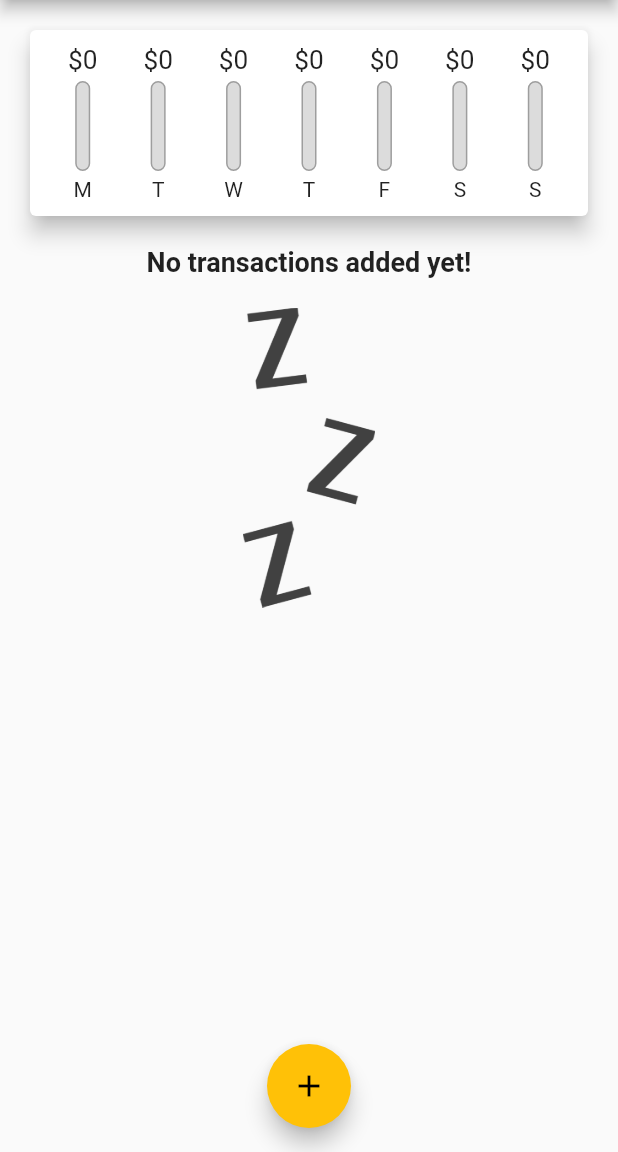
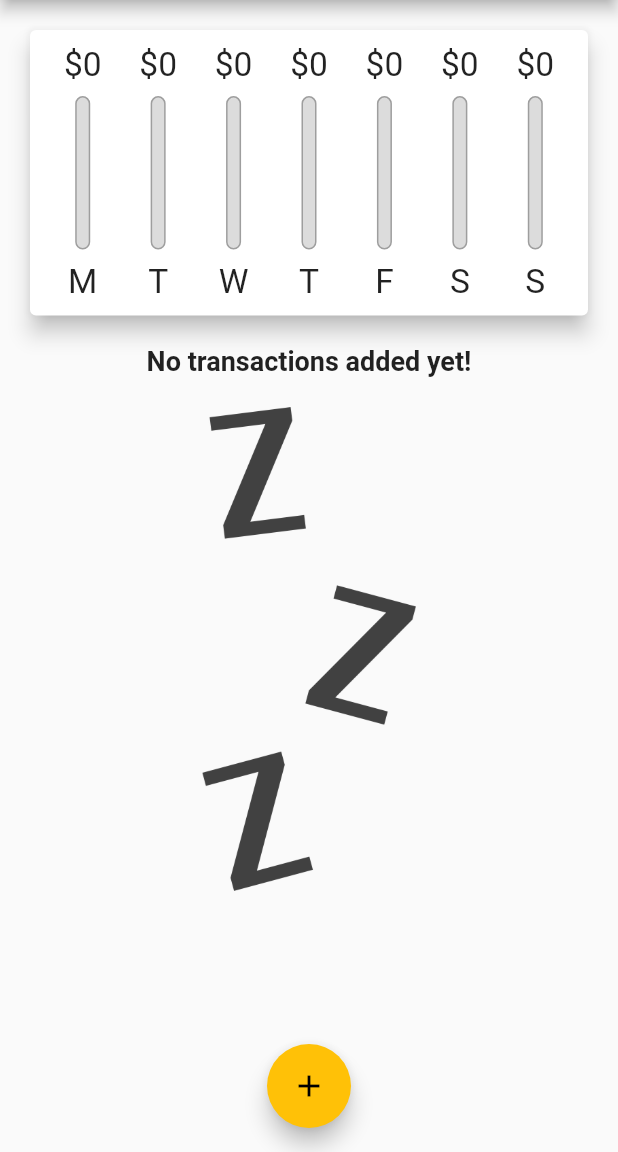
Before and after one commit to mahin1995/flutter_udemy_project2, a Flutter app: the screen it shows after launch, on a phone screen of 412 x 824 dp, the part 84-1236 px from its top. Run offline on Flutter 3.47's test engine with Material 2 defaults, Android fonts, the phone set to English and light mode, and no system bars; Roboto replaces fonts that are missing (OpenSans).

Commit message:
from office pc

```diff
--- a/lib/main.dart
+++ b/lib/main.dart
@@ -1,11 +1,20 @@
+import 'dart:io';
+
 import 'package:flutter/material.dart';
+// import 'package:flutter/services.dart';
+
+
 import './widgets/chart.dart';
-
 import './widgets/new_transaction.dart';
 import './widgets/transaction_list.dart';
 import './model/transaction.dart';
 
-void main() => runApp(MyApp());
+void main() {
+  // WidgetsFlutterBinding.ensureInitialized();
+  // SystemChrome.setPreferredOrientations(
+  //     [DeviceOrientation.portraitUp, DeviceOrientation.portraitUp]);
+  runApp(MyApp());
+}
 
 class MyApp extends StatelessWidget {
   @override
@@ -23,8 +32,7 @@ class MyApp extends StatelessWidget {
                 fontWeight: FontWeight.bold,
                 fontSize: 18,
               ),
-                button: TextStyle(color: Colors.white)
-              ),
+              button: TextStyle(color: Colors.white)),
           appBarTheme: AppBarTheme(
             textTheme: ThemeData.light().textTheme.copyWith(
                   title: TextStyle(
@@ -61,12 +69,16 @@ class _MyHomePageState extends State<MyHomePage> {
     //   date: DateTime.now(),
     // ),
   ];
-
+  bool _showChart = false;
 
   List<Transaction>? get _recentTransactions {
     return _userTransactions.where((tx) {
       // assert(tx != null);
-        return tx.date.isAfter(DateTime.now().subtract(Duration(days: 7),),);
+      return tx.date.isAfter(
+        DateTime.now().subtract(
+          Duration(days: 7),
+        ),
+      );
     }).toList();
   }
 
@@ -87,6 +99,7 @@ List<Transaction>? get _recentTransactions {
     showModalBottomSheet(
       context: ctx,
       builder: (_) {
+
         return GestureDetector(
           onTap: () {},
           child: NewTransaction(_addNewTransaction),
@@ -95,16 +108,17 @@ List<Transaction>? get _recentTransactions {
       },
     );
   }
-  void _deleteTransaction(String id){
+
+  void _deleteTransaction(String id) {
     setState(() {
-      _userTransactions.removeWhere((tx) =>tx.id==id );
+      _userTransactions.removeWhere((tx) => tx.id == id);
     });
   }
 
   @override
   Widget build(BuildContext context) {
-    return Scaffold(
-      appBar: AppBar(
+    final _isLandscape = MediaQuery.of(context).orientation == Orientation.landscape;
+    final appBar = AppBar(
       title: Text(
         'Personal Expenses',
       ),
@@ -114,14 +128,49 @@ List<Transaction>? get _recentTransactions {
           onPressed: () => _startAddNewTransaction(context),
         ),
       ],
-      ),
+    );
+    final txListWidget = Container(
+      child: TransactionList(_userTransactions, _deleteTransaction),
+      height:
+          (MediaQuery.of(context).size.height - appBar.preferredSize.height - MediaQuery.of(context).padding.top) * 0.7,
+    );
+    final chartList = Container(
+      child: Chart(_recentTransactions!),
+      height:
+          (MediaQuery.of(context).size.height - appBar.preferredSize.height - MediaQuery.of(context).padding.top) * 0.7,
+    );
+    return Scaffold(
+      appBar: appBar,
       body: SingleChildScrollView(
         child: Column(
           // mainAxisAlignment: MainAxisAlignment.start,
           crossAxisAlignment: CrossAxisAlignment.stretch,
           children: <Widget>[
-            Chart(_recentTransactions!),
-            TransactionList(_userTransactions,_deleteTransaction),
+            if (_isLandscape)
+              Row(
+                children: [
+                  Text('Show chart'),
+                  Switch.adaptive(
+                      activeColor: Theme.of(context).accentColor,
+                      value: _showChart,
+                      onChanged: (val) {
+                        setState(() {
+                          _showChart = val;
+                        });
+                      })
+                ],
+                mainAxisAlignment: MainAxisAlignment.center,
+              ),
+            if (!_isLandscape)
+              Container(
+                child: Chart(_recentTransactions!),
+                height: (MediaQuery.of(context).size.height -
+                        appBar.preferredSize.height -
+                        MediaQuery.of(context).padding.top) *
+                    0.3,
+              ),
+            if (!_isLandscape) txListWidget,
+            if (_isLandscape) _showChart ? chartList : txListWidget
           ],
         ),
       ),
--- a/lib/widgets/chart_bar.dart
+++ b/lib/widgets/chart_bar.dart
@@ -9,19 +9,20 @@ class ChartBar extends StatelessWidget {
 
   @override
   Widget build(BuildContext context) {
+    return LayoutBuilder(builder: (ctx, constraint) {
       return Column(
         children: <Widget>[
           Container(
-          height: 20,
+            height: constraint.maxHeight * 0.15,
             child: FittedBox(
               child: Text('\$${spendingAmount.toStringAsFixed(0)}'),
             ),
           ),
           SizedBox(
-          height: 4,
+            height: constraint.maxHeight * 0.05,
           ),
           Container(
-          height: 60,
+            height: constraint.maxHeight * 0.6,
             width: 10,
             child: Stack(
               children: <Widget>[
@@ -45,10 +46,14 @@ class ChartBar extends StatelessWidget {
             ),
           ),
           SizedBox(
-          height: 4,
+            height: constraint.maxHeight * 0.05,
           ),
-        Text(label),
+          Container(
+            child: FittedBox(child: Text(label)),
+            height: constraint.maxHeight * 0.15,
+          ),
         ],
       );
+    });
   }
 }
--- a/lib/widgets/new_transaction.dart
+++ b/lib/widgets/new_transaction.dart
@@ -58,10 +58,11 @@ class _NewTransactionState extends State<NewTransaction> {
 
   @override
   Widget build(BuildContext context) {
-    return Card(
+    return SingleChildScrollView(
+      child: Card(
         elevation: 5,
         child: Container(
-        padding: EdgeInsets.all(10),
+          padding: EdgeInsets.only(top: 10, left: 10, right: 10, bottom: MediaQuery.of(context).viewInsets.bottom + 10),
           child: Column(
             crossAxisAlignment: CrossAxisAlignment.end,
             children: <Widget>[
@@ -112,6 +113,7 @@ class _NewTransactionState extends State<NewTransaction> {
             ],
           ),
         ),
+      ),
     );
   }
 }
--- a/lib/widgets/transaction_list.dart
+++ b/lib/widgets/transaction_list.dart
@@ -11,10 +11,9 @@ class TransactionList extends StatelessWidget {
 
   @override
   Widget build(BuildContext context) {
-    return Container(
-      height: 300,
-      child: transactions.isEmpty
-          ? Column(
+    return transactions.isEmpty
+        ? LayoutBuilder(builder: (ctx, contraints) {
+            return Column(
               children: <Widget>[
                 Text(
                   'No transactions added yet!',
@@ -24,13 +23,14 @@ class TransactionList extends StatelessWidget {
                   height: 20,
                 ),
                 Container(
-                    height: 200,
+                    height: contraints.maxHeight * 0.6,
                     child: Image.asset(
                       'assets/images/waiting.png',
                       fit: BoxFit.cover,
                     )),
               ],
-            )
+            );
+          })
         : ListView.builder(
             itemBuilder: (ctx, index) {
               return Card(
@@ -50,18 +50,22 @@ class TransactionList extends StatelessWidget {
                     transactions[index].title,
                     style: Theme.of(context).textTheme.title,
                   ),
-                    subtitle: Text(
-                        DateFormat.yMMMd().format(transactions[index].date)),
-                    trailing: IconButton(
+                  subtitle: Text(DateFormat.yMMMd().format(transactions[index].date)),
+                  trailing: MediaQuery.of(context).size.width > 440
+                      ? FlatButton.icon(
+                          onPressed: () => deleteTx(transactions[index].id),
+                          textColor: Theme.of(context).errorColor,
                           icon: Icon(Icons.delete),
-                      onPressed: ()=>deleteTx(transactions[index].id),
+                          label: Text('Delete'))
+                      : IconButton(
+                          icon: Icon(Icons.delete),
+                          onPressed: () => deleteTx(transactions[index].id),
                           color: Theme.of(context).errorColor,
                         ),
                 ),
               );
             },
             itemCount: transactions.length,
-            ),
           );
   }
 }
```
Lines whose indentation alone changed are shown as unchanged.
